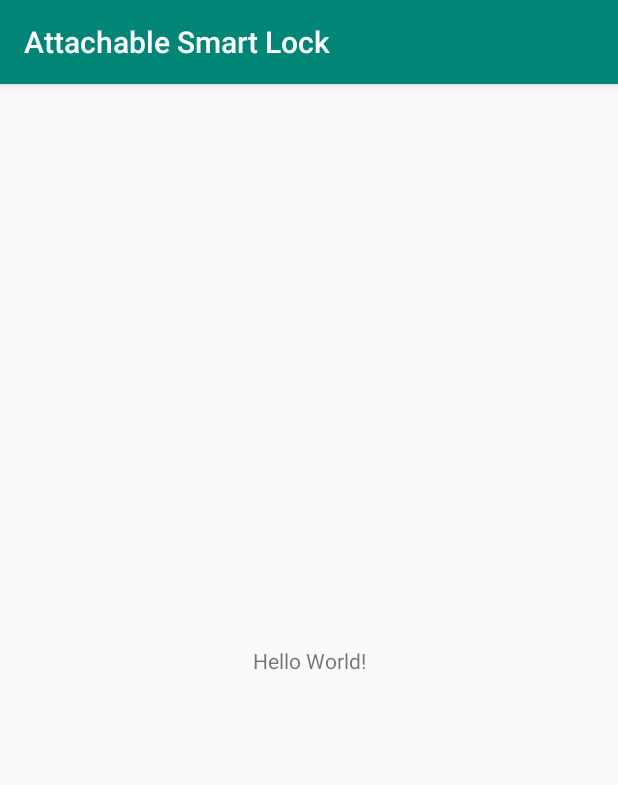
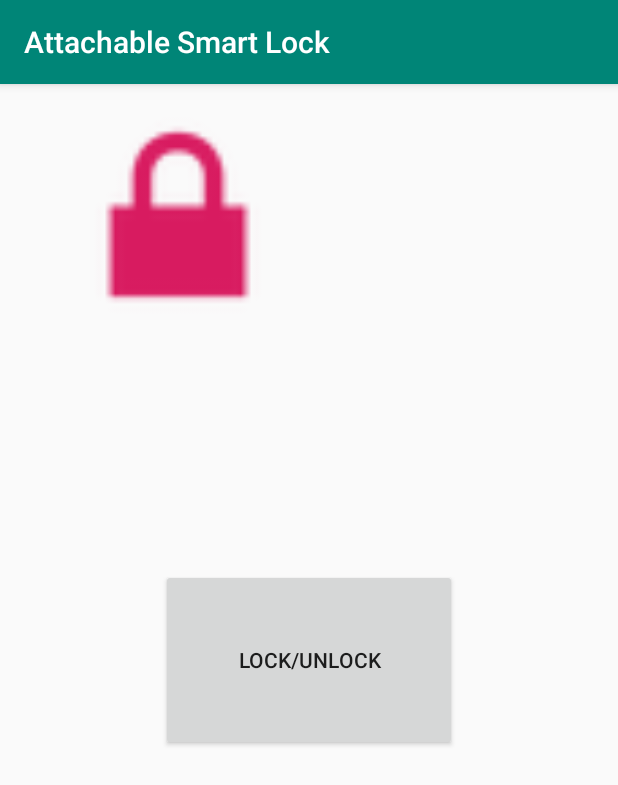
Before and after one commit to IChowdhury01/itsMe, an Android app: the screen it shows after launch (MainActivity), on a phone screen of 412 x 824 dp. Shown: the top 785 px of the screen. Run offline under Robolectric (Android 15) with nearby library versions, the phone set to English and light mode, and no system bars.

Commit message:
Created basic UI + notification for home page

```diff
--- a/App/src/main/java/sp2020/attachablesmartlock/MainActivity.java
+++ b/App/src/main/java/sp2020/attachablesmartlock/MainActivity.java
@@ -3,6 +3,8 @@ package sp2020.attachablesmartlock;
 import androidx.appcompat.app.AppCompatActivity;
 
 import android.os.Bundle;
+import android.view.View;
+import android.widget.Toast;
 
 public class MainActivity extends AppCompatActivity {
 
@@ -11,4 +13,15 @@ public class MainActivity extends AppCompatActivity {
         super.onCreate(savedInstanceState);
         setContentView(R.layout.activity_main);
     }
+
+
+
+    /**
+     *  Function that is called whenever the LOCK/UNLOCK button is clicked.
+     *  Creates a Toast object (on-screen notification) and shows it on the screen.
+      */
+    public void onLockButtonTap(View v) {
+        Toast myToast = Toast.makeText(getApplicationContext(), "Your device is now locked!", Toast.LENGTH_LONG);
+        myToast.show();
+    }
 }
--- a/App/src/main/res/layout/activity_main.xml
+++ b/App/src/main/res/layout/activity_main.xml
@@ -6,13 +6,24 @@
     android:layout_height="match_parent"
     tools:context=".MainActivity">
 
-    <TextView
-        android:layout_width="wrap_content"
-        android:layout_height="wrap_content"
-        android:text="Hello World!"
+    <Button
+        android:id="@+id/button"
+        android:layout_width="197dp"
+        android:layout_height="121dp"
+        android:onClick="onLockButtonTap"
+        android:text="@string/lock_button"
         app:layout_constraintBottom_toBottomOf="parent"
-        app:layout_constraintLeft_toLeftOf="parent"
-        app:layout_constraintRight_toRightOf="parent"
+        app:layout_constraintEnd_toEndOf="parent"
+        app:layout_constraintHorizontal_bias="0.5"
+        app:layout_constraintStart_toStartOf="parent"
         app:layout_constraintTop_toTopOf="parent" />
 
+    <ImageView
+        android:id="@+id/imageView"
+        android:layout_width="237dp"
+        android:layout_height="174dp"
+        app:srcCompat="@android:drawable/ic_lock_lock"
+        tools:layout_editor_absoluteX="87dp"
+        tools:layout_editor_absoluteY="51dp" />
+
 </androidx.constraintlayout.widget.ConstraintLayout>
--- a/App/src/main/res/values/strings.xml
+++ b/App/src/main/res/values/strings.xml
@@ -1,3 +1,4 @@
 <resources>
     <string name="app_name">Attachable Smart Lock</string>
+    <string name="lock_button">LOCK/UNLOCK</string>
 </resources>
```
